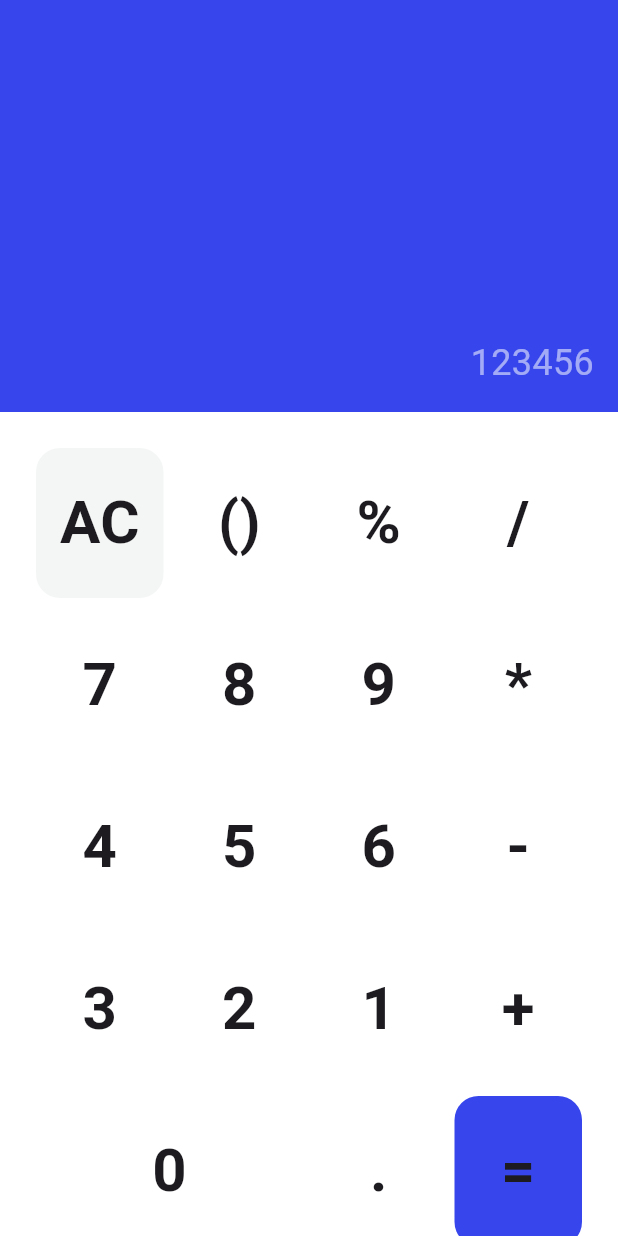
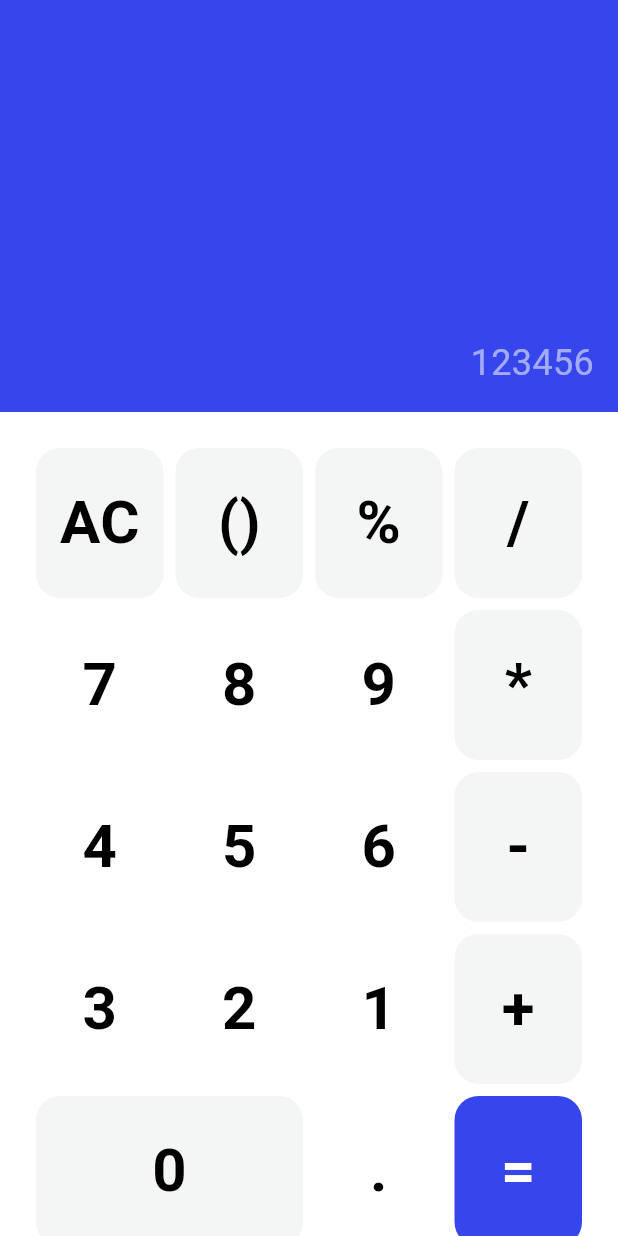
Before and after one commit to manandharsudhir/trainingPointFlutterClass, a Flutter app: the screen it shows after launch, on a phone screen of 412 x 824 dp. Run offline on Flutter 3.47's test engine with Material 3 defaults, Android fonts, the light colour scheme and no system bars.

Commit message:
calculator

```diff
--- a/calculatorapp/lib/screens/calculator_screen.dart
+++ b/calculatorapp/lib/screens/calculator_screen.dart
@@ -79,12 +79,15 @@ class _CalculatorScreenState extends State<CalculatorScreen> {
                   ),
                   IndividualWidget(
                     text: "()",
+                    color: Color(0xffF4F5F5),
                   ),
                   IndividualWidget(
                     text: "%",
+                    color: Color(0xffF4F5F5),
                   ),
                   IndividualWidget(
                     text: "/",
+                    color: Color(0xffF4F5F5),
                   ),
                   IndividualWidget(
                     text: "7",
@@ -97,6 +100,7 @@ class _CalculatorScreenState extends State<CalculatorScreen> {
                   ),
                   IndividualWidget(
                     text: "*",
+                    color: Color(0xffF4F5F5),
                   ),
                   IndividualWidget(
                     text: "4",
@@ -109,6 +113,7 @@ class _CalculatorScreenState extends State<CalculatorScreen> {
                   ),
                   IndividualWidget(
                     text: "-",
+                    color: Color(0xffF4F5F5),
                   ),
                   IndividualWidget(
                     text: "3",
@@ -121,10 +126,12 @@ class _CalculatorScreenState extends State<CalculatorScreen> {
                   ),
                   IndividualWidget(
                     text: "+",
+                    color: Color(0xffF4F5F5),
                   ),
                   IndividualWidget(
                     text: "0",
                     colspan: 2,
+                    color: Color(0xffF4F5F5),
                   ),
                   IndividualWidget(
                     text: ".",
@@ -132,6 +139,7 @@ class _CalculatorScreenState extends State<CalculatorScreen> {
                   IndividualWidget(
                     text: "=",
                     color: Theme.of(context).primaryColor,
+                    textColor: Colors.white,
                   ),
                 ],
               ),
@@ -176,6 +184,7 @@ class IndividualWidget extends StatelessWidget {
             style: TextStyle(
               fontSize: 40,
               fontWeight: FontWeight.w600,
+              color: textColor,
             ),
           ),
         ),
```
